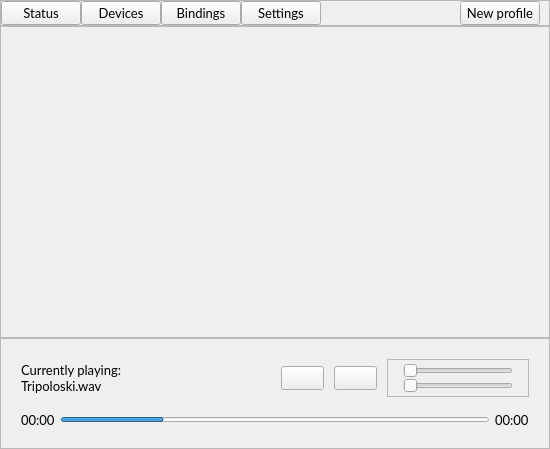
Before: the Qt Designer form mainwindow.ui in Frewacom/midi-soundboard, drawn with Qt 5.
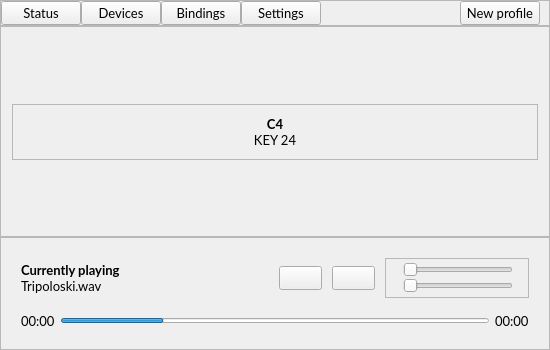
After: the same form once the commit is applied. Icons and pictures are not drawn.

Commit message: Updated the status page and fixes some issues with the device selection screen

```diff
--- a/mainwindow.ui
+++ b/mainwindow.ui
@@ -7,13 +7,25 @@
     <x>0</x>
     <y>0</y>
     <width>550</width>
-    <height>449</height>
+    <height>350</height>
    </rect>
   </property>
+  <property name="sizePolicy">
+   <sizepolicy hsizetype="MinimumExpanding" vsizetype="MinimumExpanding">
+    <horstretch>1</horstretch>
+    <verstretch>1</verstretch>
+   </sizepolicy>
+  </property>
   <property name="minimumSize">
    <size>
     <width>550</width>
-    <height>449</height>
+    <height>350</height>
+   </size>
+  </property>
+  <property name="maximumSize">
+   <size>
+    <width>800</width>
+    <height>16777215</height>
    </size>
   </property>
   <property name="font">
@@ -183,6 +195,91 @@
           <property name="frameShadow">
            <enum>QFrame::Raised</enum>
           </property>
+          <layout class="QVBoxLayout" name="verticalLayout_11">
+           <item>
+            <spacer name="verticalSpacer_2">
+             <property name="orientation">
+              <enum>Qt::Vertical</enum>
+             </property>
+             <property name="sizeHint" stdset="0">
+              <size>
+               <width>20</width>
+               <height>40</height>
+              </size>
+             </property>
+            </spacer>
+           </item>
+           <item>
+            <widget class="QFrame" name="StatusPressedFrame">
+             <property name="sizePolicy">
+              <sizepolicy hsizetype="Preferred" vsizetype="Preferred">
+               <horstretch>0</horstretch>
+               <verstretch>0</verstretch>
+              </sizepolicy>
+             </property>
+             <property name="minimumSize">
+              <size>
+               <width>0</width>
+               <height>0</height>
+              </size>
+             </property>
+             <property name="frameShape">
+              <enum>QFrame::StyledPanel</enum>
+             </property>
+             <property name="frameShadow">
+              <enum>QFrame::Raised</enum>
+             </property>
+             <property name="lineWidth">
+              <number>1</number>
+             </property>
+             <layout class="QVBoxLayout" name="verticalLayout_12">
+              <property name="spacing">
+               <number>0</number>
+              </property>
+              <item>
+               <widget class="QLabel" name="StatusPressedChord">
+                <property name="font">
+                 <font>
+                  <family>Leelawadee UI</family>
+                  <weight>75</weight>
+                  <bold>true</bold>
+                 </font>
+                </property>
+                <property name="text">
+                 <string>C4</string>
+                </property>
+                <property name="alignment">
+                 <set>Qt::AlignCenter</set>
+                </property>
+               </widget>
+              </item>
+              <item>
+               <widget class="QLabel" name="StatusPressedKey">
+                <property name="text">
+                 <string>KEY 24</string>
+                </property>
+                <property name="alignment">
+                 <set>Qt::AlignHCenter|Qt::AlignTop</set>
+                </property>
+               </widget>
+              </item>
+             </layout>
+            </widget>
+           </item>
+           <item>
+            <spacer name="verticalSpacer">
+             <property name="orientation">
+              <enum>Qt::Vertical</enum>
+             </property>
+             <property name="sizeHint" stdset="0">
+              <size>
+               <width>20</width>
+               <height>40</height>
+              </size>
+             </property>
+            </spacer>
+           </item>
+          </layout>
          </widget>
         </item>
         <item>
@@ -221,8 +318,15 @@
                </property>
                <item>
                 <widget class="QLabel" name="StatusControlsSongTitle">
+                 <property name="font">
+                  <font>
+                   <family>Leelawadee UI</family>
+                   <weight>75</weight>
+                   <bold>true</bold>
+                  </font>
+                 </property>
                  <property name="text">
-                  <string>Currently playing:</string>
+                  <string>Currently playing</string>
                  </property>
                  <property name="alignment">
                   <set>Qt::AlignBottom|Qt::AlignLeading|Qt::AlignLeft</set>
@@ -267,7 +371,14 @@
                </property>
                <property name="icon">
                 <iconset resource="resources.qrc">
-                 <normaloff>:/icons/pause.svg</normaloff>:/icons/pause.svg</iconset>
+                 <normaloff>:/icons/play.svg</normaloff>
+                 <normalon>:/icons/pause.svg</normalon>:/icons/play.svg</iconset>
+               </property>
+               <property name="checkable">
+                <bool>true</bool>
+               </property>
+               <property name="checked">
+                <bool>false</bool>
                </property>
               </widget>
              </item>
@@ -298,7 +409,7 @@
                  <number>0</number>
                 </property>
                 <property name="leftMargin">
-                 <number>15</number>
+                 <number>10</number>
                 </property>
                 <property name="topMargin">
                  <number>3</number>
@@ -309,6 +420,24 @@
                 <property name="bottomMargin">
                  <number>3</number>
                 </property>
+                <item>
+                 <layout class="QHBoxLayout" name="horizontalLayout_3">
+                  <property name="spacing">
+                   <number>0</number>
+                  </property>
+                  <item>
+                   <widget class="QLabel" name="label_2">
+                    <property name="accessibleName">
+                     <string>controls-volume-icon</string>
+                    </property>
+                    <property name="text">
+                     <string/>
+                    </property>
+                    <property name="pixmap">
+                     <pixmap resource="resources.qrc">:/icons/audio-self.svg</pixmap>
+                    </property>
+                   </widget>
+                  </item>
                 <item>
                  <widget class="QSlider" name="StatusControlsVolumeSelf">
                   <property name="sizePolicy">
@@ -331,6 +460,26 @@
                   </property>
                  </widget>
                 </item>
+                 </layout>
+                </item>
+                <item>
+                 <layout class="QHBoxLayout" name="horizontalLayout_4">
+                  <property name="spacing">
+                   <number>0</number>
+                  </property>
+                  <item>
+                   <widget class="QLabel" name="label_3">
+                    <property name="accessibleName">
+                     <string>controls-volume-icon</string>
+                    </property>
+                    <property name="text">
+                     <string/>
+                    </property>
+                    <property name="pixmap">
+                     <pixmap resource="resources.qrc">:/icons/audio-out.svg</pixmap>
+                    </property>
+                   </widget>
+                  </item>
                 <item>
                  <widget class="QSlider" name="StatusControlsVolumeOut">
                   <property name="sizePolicy">
@@ -354,6 +503,8 @@
                  </widget>
                 </item>
                </layout>
+                </item>
+               </layout>
               </widget>
              </item>
             </layout>
```
Left out of the diff: 4 changed lines with no effect on the pictures. Lines whose indentation alone changed are shown as unchanged. The commit also changes 8 other files.
